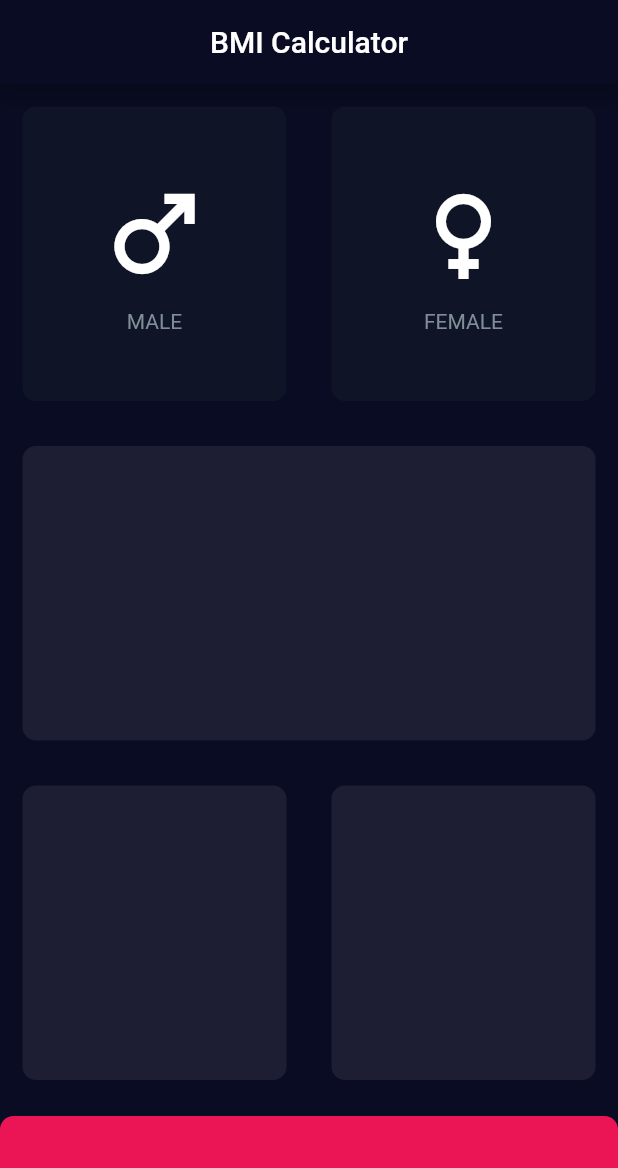
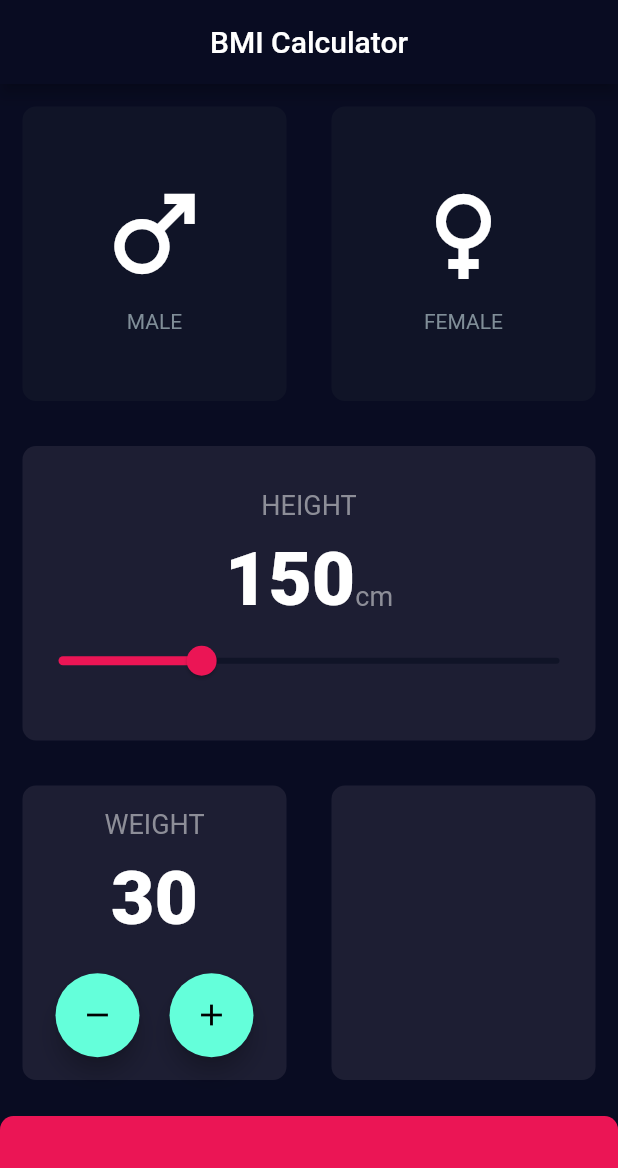
Before and after one commit to ayushh-gautam/bmi_app_, a Flutter app: the screen it shows after launch, on a phone screen of 412 x 824 dp. Shown: the top 1168 px of the screen. Run offline on Flutter 3.47's test engine with Material 2 defaults, Android fonts, the phone set to English and light mode, and no system bars.

Commit message:
did some changes in widhets added one file named constant

```diff
--- a/lib/bmi.dart
+++ b/lib/bmi.dart
@@ -1,16 +1,16 @@
-// ignore_for_file: prefer_const_constructors
+// ignore_for_file: prefer_const_constructors, prefer_const_literals_to_create_immutables
 import 'package:flutter/material.dart';
 import 'widgets.dart';
 
-const activeBoxColors = Color(0xFF1D1E33);
-const inactiveBoxColors = Color(0xFF101427);
-const containerHeight = 80.0;
-const containerColor = Color(0xFFEB1555);
+import 'constants.dart';
 
 enum Gender {
   male,
   female,
 }
+
+int height = 150;
+int weight = 30;
 
 class BmiApp extends StatefulWidget {
   const BmiApp({super.key});
@@ -29,6 +29,7 @@ class _BmiAppState extends State<BmiApp> {
           title: Center(child: Text('BMI Calculator')),
         ),
         body: Column(
+          crossAxisAlignment: CrossAxisAlignment.stretch,
           children: [
             Expanded(
               child: Row(
@@ -41,8 +42,8 @@ class _BmiAppState extends State<BmiApp> {
                       });
                     },
                     colour: selectedGender == Gender.male
-                        ? activeBoxColors
-                        : inactiveBoxColors,
+                        ? kActiveBoxColors
+                        : kInactiveBoxColors,
                     cardChild: IconWidget(
                       icon: (Icons.male),
                       label: 'MALE',
@@ -56,8 +57,8 @@ class _BmiAppState extends State<BmiApp> {
                         });
                       },
                       colour: selectedGender == Gender.female
-                          ? activeBoxColors
-                          : inactiveBoxColors,
+                          ? kActiveBoxColors
+                          : kInactiveBoxColors,
                       cardChild: IconWidget(
                         icon: (Icons.female),
                         label: 'FEMALE',
@@ -67,27 +68,115 @@ class _BmiAppState extends State<BmiApp> {
                 ],
               ),
             ),
-            Expanded(child: CustomCard(colour: activeBoxColors)),
+            Expanded(
+                child: CustomCard(
+              colour: kActiveBoxColors,
+              cardChild: Column(
+                mainAxisAlignment: MainAxisAlignment.center,
+                children: [
+                  Text(
+                    'HEIGHT',
+                    style: kLabelTextStyle,
+                  ),
+                  SizedBox(
+                    height: 10,
+                  ),
+                  Row(
+                    textBaseline: TextBaseline.alphabetic,
+                    crossAxisAlignment: CrossAxisAlignment.baseline,
+                    mainAxisAlignment: MainAxisAlignment.center,
+                    children: [
+                      Text(
+                        height.toString(),
+                        style: kNumberTextStyle,
+                      ),
+                      Text(
+                        'cm',
+                        style: kLabelTextStyle,
+                      )
+                    ],
+                  ),
+                  Slider(
+                    activeColor: Color(0xFFEB1555),
+                    inactiveColor: Color(0xFF101427),
+                    min: 130.0,
+                    max: 200.0,
+                    value: height.toDouble(),
+                    onChanged: (double newValue) {
+                      setState(() {
+                        height = newValue.round();
+                      });
+                    },
+                  )
+                ],
+              ),
+            )),
             Expanded(
               child: Row(
                 children: [
-                  Expanded(child: CustomCard(colour: activeBoxColors)),
-                  Expanded(child: CustomCard(colour: activeBoxColors))
+                  Expanded(
+                      child: CustomCard(
+                    colour: kActiveBoxColors,
+                    cardChild: Column(
+                      mainAxisAlignment: MainAxisAlignment.center,
+                      children: [
+                        Text(
+                          'WEIGHT',
+                          style: kLabelTextStyle,
+                        ),
+                        SizedBox(
+                          height: 10,
+                        ),
+                        Text(
+                          weight.toString(),
+                          style: kNumberTextStyle,
+                        ),
+                        SizedBox(
+                          height: 20,
+                        ),
+                        Row(
+                          mainAxisAlignment: MainAxisAlignment.center,
+                          children: [
+                            FloatingActionButton(
+                              onPressed: () {
+                                setState(() {
+                                  weight--;
+                                });
+                              },
+                              child: Icon(Icons.remove),
+                            ),
+                            SizedBox(
+                              width: 20,
+                            ),
+                            FloatingActionButton(
+                              onPressed: () {
+                                setState(() {
+                                  weight++;
+                                });
+                              },
+                              child: Icon(Icons.add),
+                            ),
+                          ],
+                        )
+                      ],
+                    ),
+                  )),
+                  Expanded(child: CustomCard(colour: kActiveBoxColors))
                 ],
               ),
             ),
             Container(
               margin: EdgeInsets.only(top: 9.0),
               decoration: BoxDecoration(
-                  color: containerColor,
+                  color: kContainerColor,
                   borderRadius: BorderRadius.only(
                       topLeft: Radius.circular(9),
                       topRight: Radius.circular(9))),
-              height: containerHeight,
+              height: kContainerHeight,
               width: double.infinity,
             )
           ],
         ));
   }
 }
-//14:44
+//02:10
--- /dev/null
+++ b/lib/constants.dart
@@ -0,0 +1,11 @@
+import 'package:flutter/material.dart';
+
+const kActiveBoxColors = Color(0xFF1D1E33);
+const kInactiveBoxColors = Color(0xFF101427);
+const kContainerHeight = 80.0;
+const kContainerColor = Color(0xFFEB1555);
+
+const kLabelTextStyle = TextStyle(fontSize: 18.0, color: Color(0xFF8D8E98));
+
+const kNumberTextStyle = TextStyle(fontSize: 50.0,
+fontWeight: FontWeight.w900);
```
Also changed, not shown: lib/widgets.dart (line endings or trailing spaces).
